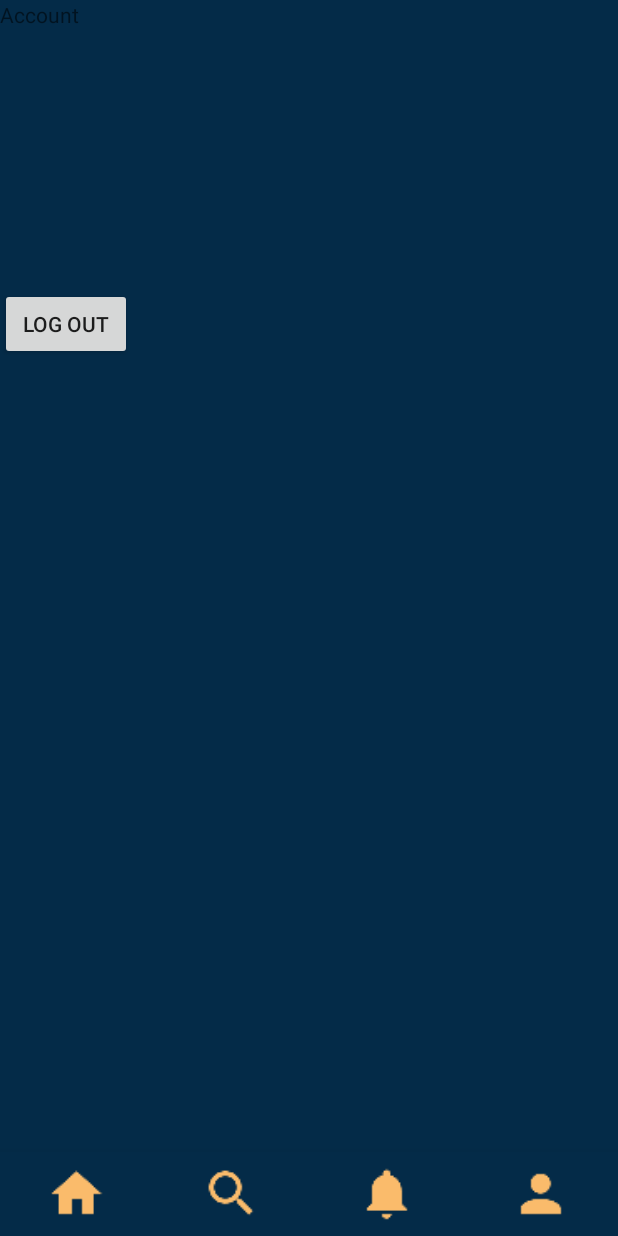
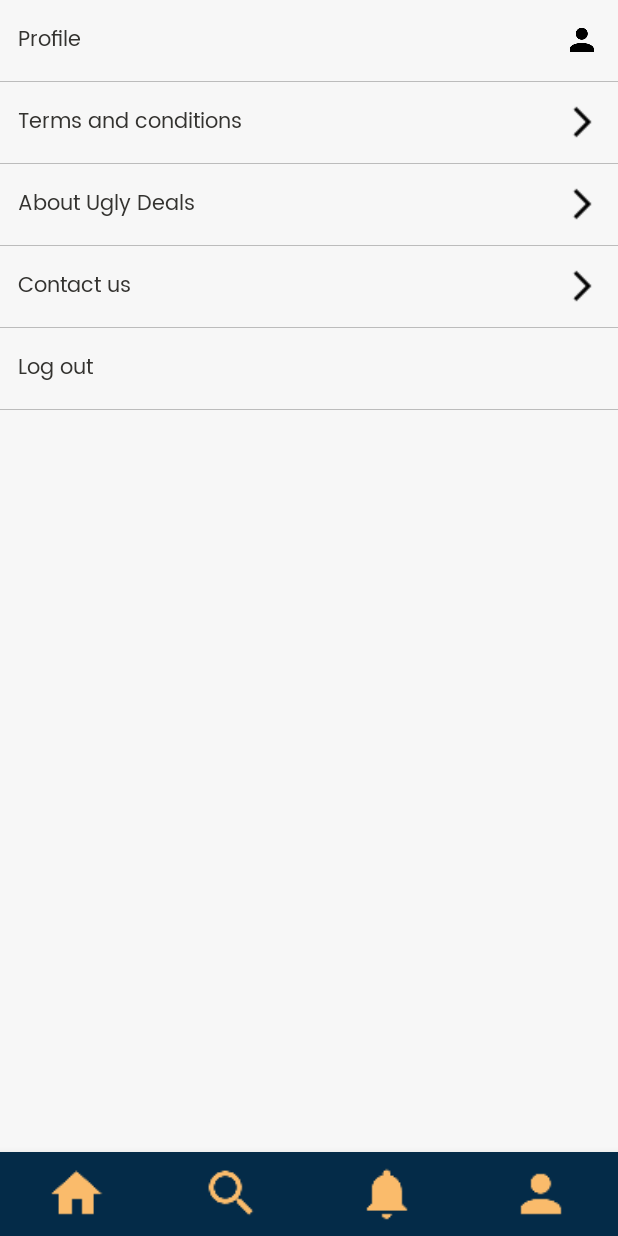
Before and after one commit to Navindu09/uglydeals, an Android app: the screen it shows after launch once a user with an empty profile is signed in (MainActivity), item 4 of the bottom bar chosen, on a phone screen of 412 x 824 dp. Run offline under Robolectric (Android 15) with nearby library versions, the phone set to English and light mode, and no system bars; our stand-ins replace Firebase (no records; nobody signed in at launch, a user with empty details on screens opened directly); libraries missing offline, so code that uses them is left out: com.yarolegovich.discretescrollview; 2 statements that could not run were skipped.

Commit message:
Removed card corner radius, Included simps account settings and moved the log out to fragment

```diff
--- a/app/src/main/java/org/nothingugly/uglydeals/AccountFragment.java
+++ b/app/src/main/java/org/nothingugly/uglydeals/AccountFragment.java
@@ -1,17 +1,25 @@
 package org.nothingugly.uglydeals;
 
 
+import android.content.Intent;
 import android.os.Bundle;
 import android.support.v4.app.Fragment;
 import android.view.LayoutInflater;
 import android.view.View;
 import android.view.ViewGroup;
+import android.widget.Button;
+
+import com.google.firebase.auth.FirebaseAuth;
 
 
 /**
  * A simple {@link Fragment} subclass.
  */
 public class AccountFragment extends Fragment {
+
+    private Button buttonAccountFragmentLogout;
+    private FirebaseAuth mAuth;
+
 
 
     public AccountFragment() {
@@ -22,8 +30,35 @@ public class AccountFragment extends Fragment {
     @Override
     public View onCreateView(LayoutInflater inflater, ViewGroup container,
                              Bundle savedInstanceState) {
+
         // Inflate the layout for this fragment
-        return inflater.inflate(R.layout.fragment_account, container, false);
+        View view = inflater.inflate(R.layout.fragment_account, container, false);
+
+        //Get the firebase authentication instance
+        mAuth = FirebaseAuth.getInstance();
+
+        //Get the button from the layout
+        buttonAccountFragmentLogout = view.findViewById(R.id.buttonAccountFragmentLogout);
+
+        //When the logout button is clicked
+        buttonAccountFragmentLogout.setOnClickListener(new View.OnClickListener() {
+            @Override
+            public void onClick(View v) {
+                mAuth.signOut();
+                sendToLogin();
+
+            }
+        });
+
+        return view;
+    }
+
+    //Send to LoginActivity
+    private void sendToLogin() {
+        Intent loginintent = new Intent(getContext(), MainActivity.class);
+        startActivity(loginintent);
+        //gets the activity of the fragment and destroys the activity
+        getActivity().finish();
     }
 
 }
--- a/app/src/main/java/org/nothingugly/uglydeals/MainActivity.java
+++ b/app/src/main/java/org/nothingugly/uglydeals/MainActivity.java
@@ -8,7 +8,6 @@ import android.support.v4.app.Fragment;
 import android.support.v4.app.FragmentTransaction;
 import android.support.v7.app.AppCompatActivity;
 import android.view.MenuItem;
-import android.view.View;
 import android.widget.Button;
 import android.widget.Toast;
 
@@ -58,7 +57,6 @@ public class MainActivity extends AppCompatActivity {
 
 
         //Setting up navigation.
-        buttonLogout = (Button) findViewById(R.id.buttonLogout);
         bottomNavigation = findViewById(R.id.bottomNavigation);
 
         //When main activity starts, the home fragment is shown
@@ -103,16 +101,6 @@ public class MainActivity extends AppCompatActivity {
         });
 
 
-        //Logout Button pressed
-        buttonLogout.setOnClickListener(new View.OnClickListener() {
-            @Override
-            public void onClick(View v) {
-
-                //Retrieves current user and signs out.
-                mAuth.signOut();
-                sendToLogin();
-            }
-        });
 
     }
     //When ever MainActivity is started. Do these Validations : 1. user already logged in?
@@ -191,6 +179,10 @@ public class MainActivity extends AppCompatActivity {
         fragmentTransaction.commit();
     }
 
+    private FirebaseAuth getFirebaseAuth(){
+        return FirebaseAuth.getInstance();
+    }
+
 
 
 
--- a/app/src/main/res/layout/activity_main.xml
+++ b/app/src/main/res/layout/activity_main.xml
@@ -29,16 +29,5 @@
         app:layout_constraintBottom_toTopOf="@+id/bottomNavigation"
         app:layout_constraintEnd_toEndOf="parent"
         app:layout_constraintStart_toStartOf="parent"
-        app:layout_constraintTop_toTopOf="parent">
-
-        <Button
-            android:id="@+id/buttonLogout"
-            android:layout_width="wrap_content"
-            android:layout_height="wrap_content"
-            android:layout_marginTop="192dp"
-            android:layout_marginEnd="32dp"
-            android:text="Log Out"
-            app:layout_constraintEnd_toEndOf="parent"
-            app:layout_constraintTop_toTopOf="parent" />
-    </FrameLayout>
+        app:layout_constraintTop_toTopOf="parent" />
 </android.support.constraint.ConstraintLayout>
--- a/app/src/main/res/layout/featured_item.xml
+++ b/app/src/main/res/layout/featured_item.xml
@@ -9,7 +9,6 @@
     <android.support.v7.widget.CardView
         android:layout_width="wrap_content"
         android:layout_height="wrap_content"
-        app:cardCornerRadius="10dp"
         app:layout_constraintStart_toStartOf="parent"
         app:layout_constraintTop_toTopOf="parent">
 
--- a/app/src/main/res/layout/fragment_account.xml
+++ b/app/src/main/res/layout/fragment_account.xml
@@ -1,14 +1,107 @@
-<?xml version="1.0" encoding="utf-8"?>
-<FrameLayout xmlns:android="http://schemas.android.com/apk/res/android"
+<LinearLayout xmlns:android="http://schemas.android.com/apk/res/android"
+    xmlns:app="http://schemas.android.com/apk/res-auto"
     xmlns:tools="http://schemas.android.com/tools"
+    android:id="@+id/linearLayout"
     android:layout_width="match_parent"
     android:layout_height="match_parent"
-    tools:context=".AccountFragment">
+    android:background="#F7F7F7"
+    android:backgroundTint="#F7F7F7"
+    android:orientation="vertical"
+    app:layout_constraintTop_toTopOf="parent">
 
-    <!-- TODO: Update blank fragment layout -->
-    <TextView
+    <Button
+        android:id="@+id/buttonAccountFragmentProfil"
+        style="?android:attr/buttonBarButtonStyle"
+        android:layout_width="fill_parent"
+        android:layout_height="wrap_content"
+        android:backgroundTint="#F5F5F5"
+        android:drawableRight="@mipmap/baseline_person_black_24"
+        android:fontFamily="@font/poppins"
+        android:includeFontPadding="false"
+        android:text="Profile"
+        android:textAlignment="textStart"
+        android:textAllCaps="false"
+        android:textColor="@color/typeFontColor" />
+
+
+    <View
+        android:id="@+id/separator4"
         android:layout_width="match_parent"
-        android:layout_height="match_parent"
-        android:text="Account" />
+        android:layout_height="1px"
+        android:background="#90909090" />
 
-</FrameLayout>
+    <Button
+        android:id="@+id/buttonAccountFragmentProfileTAC"
+        style="?android:attr/buttonBarButtonStyle"
+        android:layout_width="fill_parent"
+        android:layout_height="wrap_content"
+        android:backgroundTint="#F5F5F5"
+        android:drawableRight="@drawable/sharp_arrow_forward_ios_black_24dp"
+        android:fontFamily="@font/poppins"
+        android:includeFontPadding="false"
+        android:text="Terms and conditions"
+        android:textAlignment="textStart"
+        android:textAllCaps="false"
+        android:textColor="@color/typeFontColor" />
+
+    <View
+        android:id="@+id/separator1"
+        android:layout_width="match_parent"
+        android:layout_height="1px"
+        android:background="#90909090" />
+
+    <Button
+        android:id="@+id/buttonAccountFragmentProfileAbout"
+        style="?android:attr/buttonBarButtonStyle"
+        android:layout_width="fill_parent"
+        android:layout_height="wrap_content"
+        android:drawableRight="@drawable/sharp_arrow_forward_ios_black_24dp"
+        android:fontFamily="@font/poppins"
+        android:text="About Ugly Deals"
+        android:textAlignment="textStart"
+        android:textAllCaps="false"
+        android:textColor="@color/typeFontColor" />
+
+    <View
+        android:id="@+id/separator2"
+        android:layout_width="match_parent"
+        android:layout_height="1px"
+        android:background="#90909090" />
+
+    <Button
+        android:id="@+id/buttonAccountFragmentProfileLogOut"
+        style="?android:attr/buttonBarButtonStyle"
+        android:layout_width="fill_parent"
+        android:layout_height="wrap_content"
+        android:drawableRight="@drawable/sharp_arrow_forward_ios_black_24dp"
+        android:fontFamily="@font/poppins"
+        android:text="Contact us"
+        android:textAlignment="textStart"
+        android:textAllCaps="false"
+        android:textColor="@color/typeFontColor" />
+
+    <View
+        android:id="@+id/separator3"
+        android:layout_width="match_parent"
+        android:layout_height="1px"
+        android:background="#90909090" />
+
+    <Button
+        android:id="@+id/buttonAccountFragmentLogout"
+        style="?android:attr/buttonBarButtonStyle"
+        android:layout_width="fill_parent"
+        android:layout_height="wrap_content"
+        android:backgroundTint="#F5F5F5"
+        android:fontFamily="@font/poppins"
+        android:includeFontPadding="false"
+        android:text="Log out"
+        android:textAlignment="textStart"
+        android:textAllCaps="false"
+        android:textColor="@color/typeFontColor" />
+
+    <View
+        android:id="@+id/separator5"
+        android:layout_width="match_parent"
+        android:layout_height="1px"
+        android:background="#90909090" />
+</LinearLayout>
--- a/app/src/main/res/layout/single_item.xml
+++ b/app/src/main/res/layout/single_item.xml
@@ -10,7 +10,6 @@
         android:id="@+id/itemCardView"
         android:layout_width="200dp"
         android:layout_height="200dp"
-        app:cardCornerRadius="10dp"
         app:layout_constraintBottom_toBottomOf="parent"
         app:layout_constraintEnd_toEndOf="parent"
         app:layout_constraintHorizontal_bias="1.0"
--- a/app/src/main/res/values/styles.xml
+++ b/app/src/main/res/values/styles.xml
@@ -8,7 +8,7 @@
         <item name="colorPrimaryDark">@color/colorPrimaryDark</item>
         <item name="colorAccent">@color/colorAccent</item>
 
-        <item name="android:windowLightStatusBar">true</item>
+        <item name="android:windowLightStatusBar">false</item>
         <!-- Status bar stuff. -->
 
     </style>
```
Also changed, not shown: app/src/main/res/xml/settings.xml (added, +65 -0 lines), app/src/main/res/drawable/baseline_person_black_24.png (added), app/src/main/res/drawable/sharp_arrow_forward_ios_black_24dp.png (added), app/src/main/res/mipmap-hdpi/baseline_edit_black_24.png (added), app/src/main/res/mipmap-mdpi/baseline_edit_black_24.png (added), app/src/main/res/mipmap-xhdpi/baseline_edit_black_24.png (added), app/src/main/res/mipmap-xxhdpi/baseline_edit_black_24.png (added), app/src/main/res/mipmap-xxxhdpi/baseline_edit_black_24.png (added).
